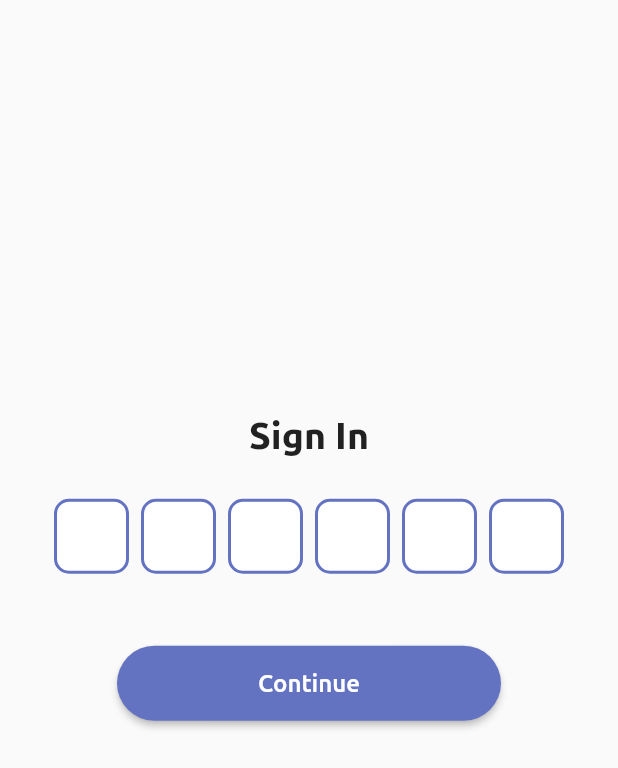
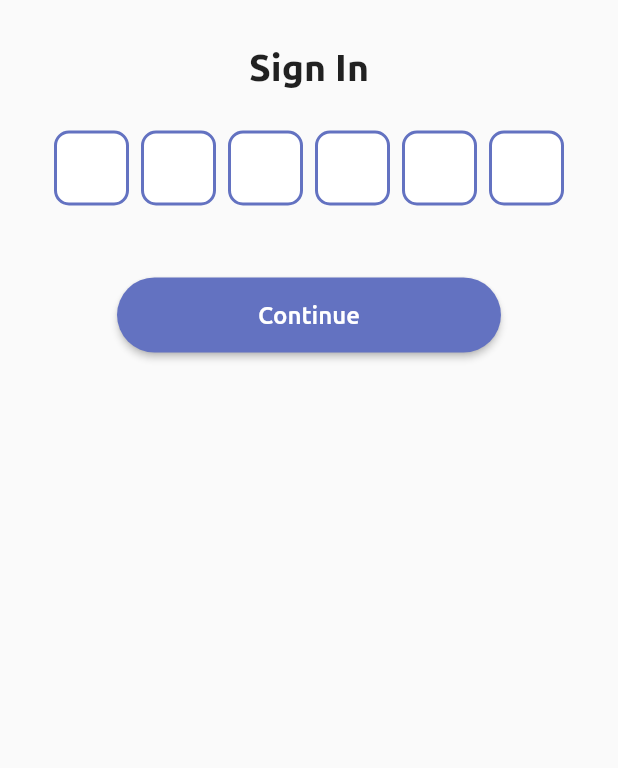
Before and after one commit to dscfuto-org/deebus-mobile, a Flutter app: the screen it shows after launch, after a tap on "Skip", after a tap on "Continue", on a phone screen of 412 x 824 dp. Shown: the top 768 px of the screen. Run offline on Flutter 3.47's test engine with Material 2 defaults, Android fonts, the phone set to English and light mode, and no system bars; drawn by our look-alikes of pin_code_text_field; our stand-ins replace intro_slider; project files that could hold a hidden picture were left out.

Commit message:
Revert "Working On OTP"
This reverts commit 9a85ed75cf848e9e0053762f0e9982cc67efdfdb.

```diff
--- a/lib/StudentOnboarding/UserAuthentication/otpConfirm.dart
+++ b/lib/StudentOnboarding/UserAuthentication/otpConfirm.dart
@@ -1,4 +1,6 @@
 import 'package:deebus/Constants/AppColors.dart';
+import 'package:deebus/Constants/AppColors.dart' as prefix0;
+import 'package:deebus/Constants/AssetsStrings.dart';
 import 'package:deebus/Utils/Styles.dart';
 import 'package:flutter/material.dart';
 import 'package:pin_code_text_field/pin_code_text_field.dart';
@@ -25,11 +27,16 @@ class _OTPScreenState extends State<OTPScreen> {
   @override
   Widget build(BuildContext context) {
     return Scaffold(
+
       body: Padding(
         padding: const EdgeInsets.all(30.0),
         child: Center(
-          child: Column(
-            mainAxisAlignment: MainAxisAlignment.center,
+          child: ListView(
+//            mainAxisAlignment: MainAxisAlignment.center,
+//            crossAxisAlignment: CrossAxisAlignment.center,
+            children: <Widget>[
+              Column(
+                mainAxisAlignment: MainAxisAlignment.start,
                 crossAxisAlignment: CrossAxisAlignment.center,
                 children: <Widget>[
                   Text(
@@ -41,15 +48,20 @@ class _OTPScreenState extends State<OTPScreen> {
                     padding: const EdgeInsets.only(top: 8.0),
                     child:
                     PinCodeTextField(
-
-                  pinBoxHeight: 50, pinBoxWidth: 50,
-                  autofocus: false, controller: controller,
-                  hideCharacter: true, highlight: true,
-                  highlightColor: AppColors.color4, pinBoxRadius: 10,
+                      pinBoxHeight: 50,
+                      pinBoxWidth: 50,
+                      autofocus: false,
+                      controller: controller,
+                      hideCharacter: true,
+                      highlight: true,
+                      highlightColor: AppColors.color4,
+                      pinBoxRadius: 10,
                       pinBoxColor: Colors.white,
                       defaultBorderColor: AppColors.color4,
-                  hasTextBorderColor: Colors.green, maxLength: pinLength,
-                  hasError: hasError, maskCharacter: "*",
+                      hasTextBorderColor: Colors.green,
+                      maxLength: pinLength,
+                      hasError: hasError,
+                      maskCharacter: "*",
 
                       onTextChanged: (text) {
                         setState(() {
@@ -124,6 +136,8 @@ class _OTPScreenState extends State<OTPScreen> {
                   SizedBox(height: 20,)
                 ],
               )
+            ],
+          ),
         ),
       ),
     );
--- a/lib/StudentOnboarding/slides.dart
+++ b/lib/StudentOnboarding/slides.dart
@@ -15,13 +15,10 @@ class IntroScreen extends StatefulWidget {
 
 class _IntroScreenState extends State<IntroScreen> {
   List<Slide> slides = new List();
-  int a = 0;
 
   @override
   void initState() {
     super.initState();
-
-    a = 0;
 
     slides.add(
       new Slide(
```
Lines whose indentation alone changed are shown as unchanged.
